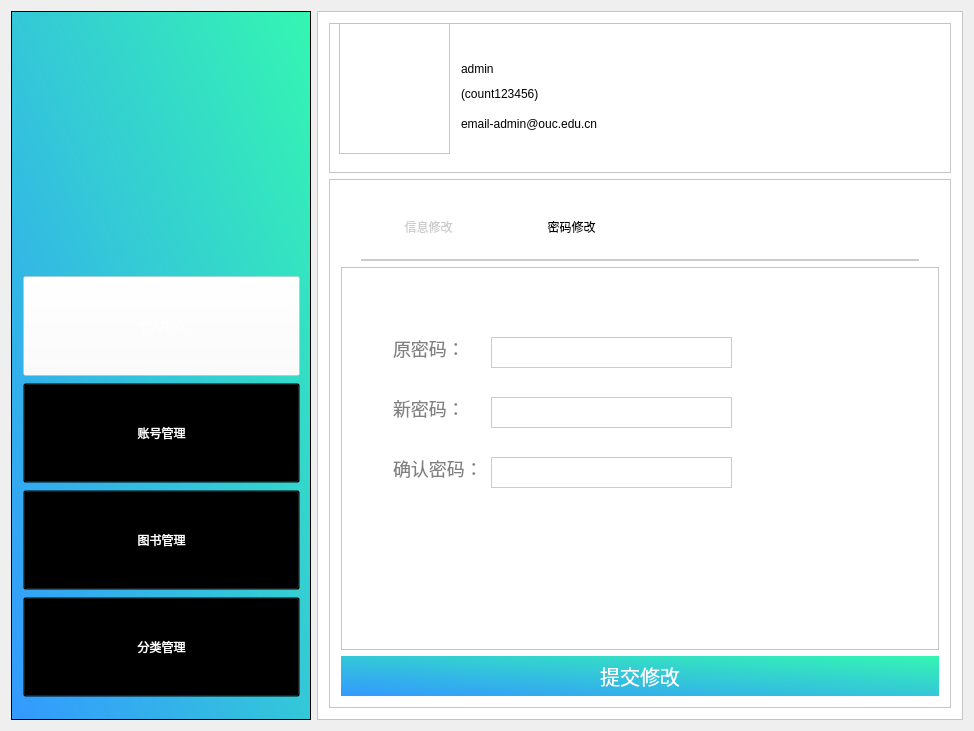
Above: Library/Library/admin_updatepassword.ui from BooksOcean/BooksOcean before the change. Below: the same form after it.
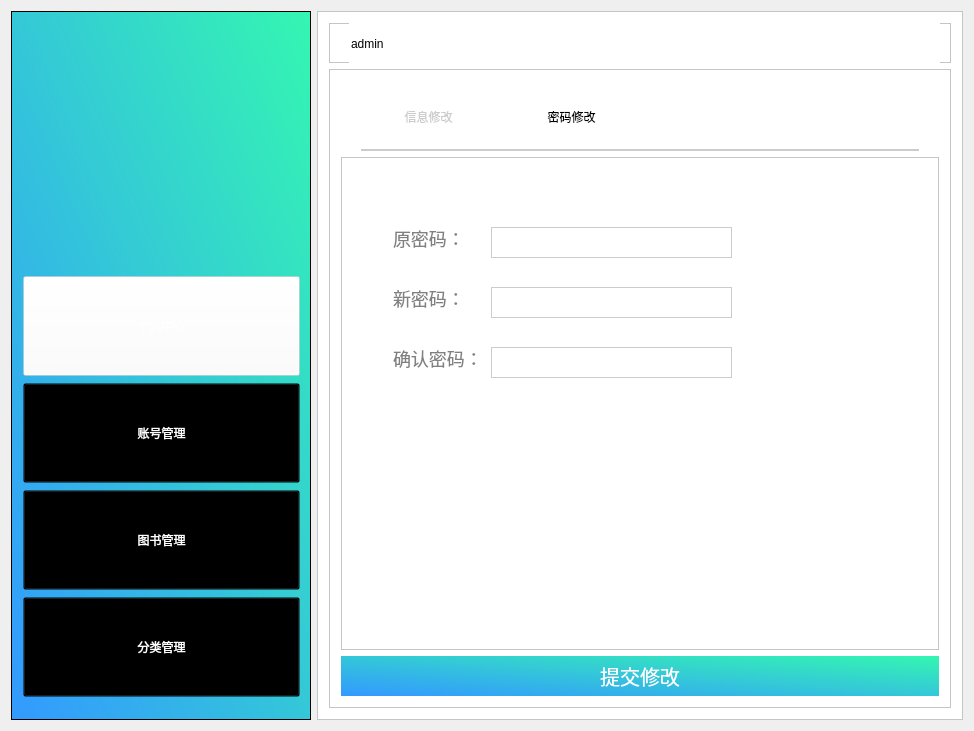
That is the form after the change. Icons and pictures are not drawn.

Diff of the .ui file:
```diff
--- a/Library/Library/admin_updatepassword.ui
+++ b/Library/Library/admin_updatepassword.ui
@@ -209,13 +209,13 @@
         <property name="minimumSize">
          <size>
           <width>0</width>
-          <height>100</height>
+          <height>30</height>
          </size>
         </property>
         <property name="maximumSize">
          <size>
           <width>16777215</width>
-          <height>150</height>
+          <height>40</height>
          </size>
         </property>
         <property name="frameShape">
@@ -224,32 +224,13 @@
         <property name="frameShadow">
          <enum>QFrame::Raised</enum>
         </property>
-        <widget class="QFrame" name="frameHead">
-         <property name="geometry">
-          <rect>
-           <x>10</x>
-           <y>0</y>
-           <width>111</width>
-           <height>131</height>
-          </rect>
-         </property>
-         <property name="styleSheet">
-          <string notr="true">image: url(:/Library/images/椭圆 1.png);</string>
-         </property>
-         <property name="frameShape">
-          <enum>QFrame::StyledPanel</enum>
-         </property>
-         <property name="frameShadow">
-          <enum>QFrame::Raised</enum>
-         </property>
-        </widget>
         <widget class="QLineEdit" name="etSname">
          <property name="geometry">
           <rect>
-           <x>130</x>
-           <y>20</y>
-           <width>81</width>
-           <height>51</height>
+           <x>20</x>
+           <y>0</y>
+           <width>591</width>
+           <height>41</height>
           </rect>
          </property>
          <property name="sizePolicy">
@@ -267,42 +248,8 @@
           <string>admin</string>
          </property>
         </widget>
-        <widget class="QLineEdit" name="etAnumber">
-         <property name="geometry">
-          <rect>
-           <x>130</x>
-           <y>60</y>
-           <width>171</width>
-           <height>21</height>
-          </rect>
-         </property>
-         <property name="styleSheet">
-          <string notr="true">border-width:0;
-font: 10pt &quot;微软雅黑&quot;;
-border-style:outset;</string>
-         </property>
-         <property name="text">
-          <string>(count123456)</string>
-         </property>
-        </widget>
-        <widget class="QLineEdit" name="etEmail">
-         <property name="geometry">
-          <rect>
-           <x>130</x>
-           <y>90</y>
-           <width>271</width>
-           <height>21</height>
-          </rect>
-         </property>
-         <property name="styleSheet">
-          <string notr="true">border-width:0;
-font: 9pt &quot;微软雅黑&quot;;
-border-style:outset;</string>
-         </property>
-         <property name="text">
-          <string>email-admin@ouc.edu.cn</string>
-         </property>
-        </widget>
+        <zorder>etSname</zorder>
+        <zorder>etSname_2</zorder>
        </widget>
       </item>
       <item>
```
Left out of the diff: 19 changed lines with no effect on the pictures.
